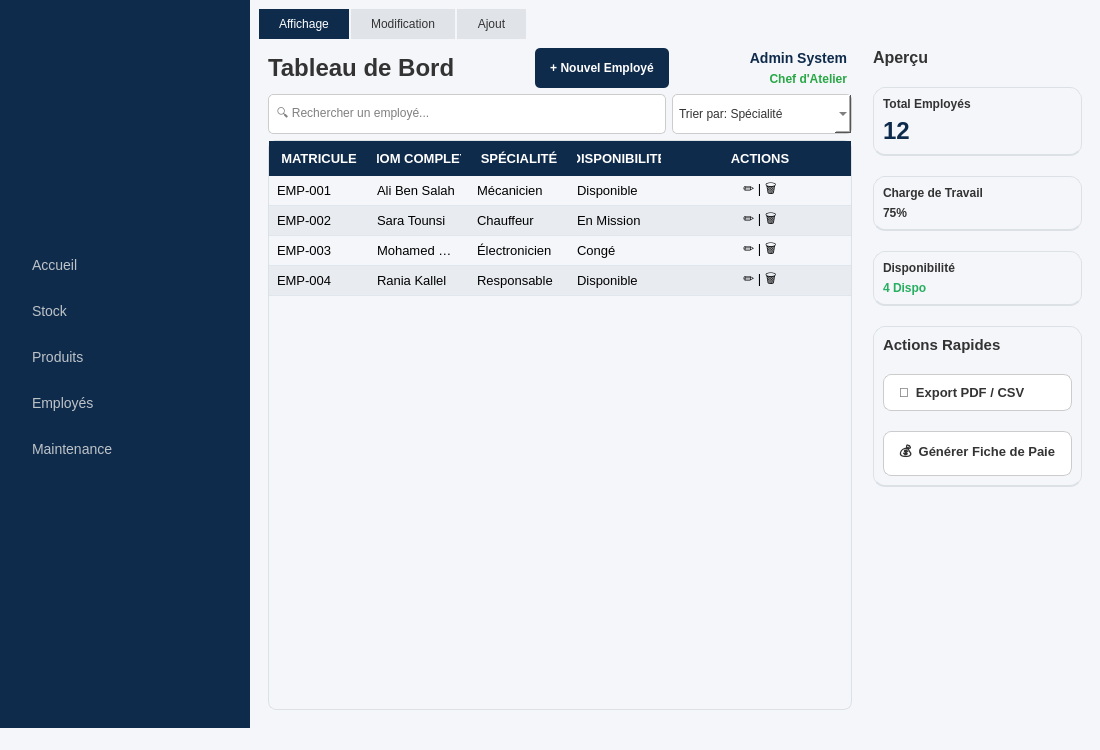
First picture: the form in mainwindow.ui, repository esprit-up-algo/projetcpp2526-s2-2a6-smart-waste-collection-2a6, before the edit.
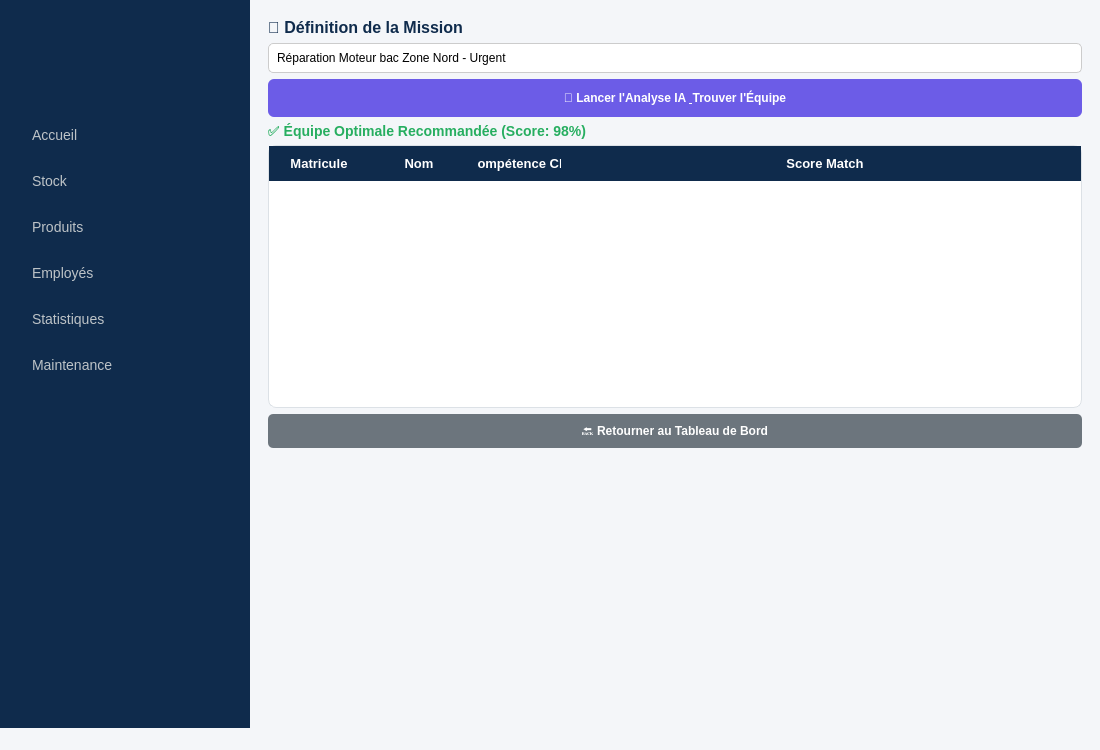
Second picture: the form after the edit. The open tabs and pages were chosen to show the change. Icons and pictures are not drawn. Custom widgets are drawn as their Qt base class.

Commit message: l ajout de dashboards et quelque fonctionalité

```diff
--- a/mainwindow.ui
+++ b/mainwindow.ui
@@ -14,11 +14,9 @@
    <string>WasteGuard - Gestion des Employés</string>
   </property>
   <property name="styleSheet">
-   <string notr="true">/* ======================================================= */
-/* 1. CONFIGURATION GÉNÉRALE */
-/* ======================================================= */
+   <string notr="true">
 QMainWindow, QWidget {
-    background-color: #f4f6f9; /* Couleur de fond principale */
+    background-color: #f4f6f9; 
     font-family: &quot;Segoe UI&quot;, sans-serif;
 }
 
@@ -27,9 +25,6 @@
     font-weight: 600;
 }
 
-/* ======================================================= */
-/* 2. SIDEBAR (MENU GAUCHE) */
-/* ======================================================= */
 QFrame#sidebar {
     background-color: #0f2b4c;
     border: none;
@@ -39,7 +34,6 @@
     background-color: transparent; 
 }
 
-/* LOGO */
 QLabel#label_logo {
     background-color: transparent !important;
     border: none;
@@ -60,10 +54,6 @@
     border-left: 3px solid #3498db;
 }
 
-/* ======================================================= */
-/* 3. CARTES (CARDS) - FIX FOND NOIR */
-/* ======================================================= */
-/* J'ai ajouté statCard_2 et statCard_3 à la liste pour qu'elles soient blanches */
 QFrame#statCard, QFrame#statCard_2, QFrame#statCard_3, QFrame#actionCard, QFrame#cardFrame, QFrame#cardFrame_2 { 
     background-color: #f4f6f9;
     border-radius: 12px;
@@ -77,10 +67,7 @@
     color: #0f2b4c !important;
 }
 
-/* ======================================================= */
-/* 4. BOUTONS */
-/* ======================================================= */
-QPushButton#btnExport, QPushButton#btnFichePaie {
+QPushButton#btnExport, QPushButton#btnFichePaie, QPushButton#btnGoMission, QPushButton#btnGoPointage, QPushButton#btnGoStats {
     background-color: #ffffff;
     color: #333333 !important;
     border: 1px solid #cccccc;
@@ -139,7 +126,6 @@
     background-color: #c82333;
 }
 
-/* STYLE POUR LE BOUTON PHOTO */
 QPushButton#btnUploadPhoto, QPushButton#btnUploadPhoto_Ajout {
     background-color: #ffffff;
     color: #0f2b4c !important;
@@ -154,9 +140,6 @@
     border: 1px solid #0f2b4c;
 }
 
-/* ======================================================= */
-/* 5. TABLEAU */
-/* ======================================================= */
 QTableWidget {
     background-color: #f4f6f9;
     alternate-background-color: #e8ebf0;
@@ -184,9 +167,6 @@
     font-size: 13px;
 }
 
-/* ======================================================= */
-/* 6. INPUTS &amp; COMBOBOX */
-/* ======================================================= */
 QLineEdit {
     background-color: #ffffff;
     color: #000000;
@@ -235,9 +215,6 @@
     color: white !important;
 }
 
-/* ======================================================= */
-/* 7. PROFIL UTILISATEUR (HEADER) */
-/* ======================================================= */
 QLabel#lblUserName, QLabel#lblUserName_Modif, QLabel#lblUserName_Ajout {
     font-size: 14px;
     font-weight: bold;
@@ -250,9 +227,48 @@
     margin-top: -2px;
 }
 
-/* ======================================================= */
-/* 8. SLIDER STYLE */
-/* ======================================================= */
+/* Style Spécifique pour l'onglet Mission */
+QPushButton#btnAnalyser {
+    background-color: #6c5ce7;
+    color: white;
+    font-weight: bold;
+    padding: 12px;
+    border-radius: 6px;
+}
+QPushButton#btnAnalyser:hover {
+    background-color: #5b4cc4;
+}
+QLabel#lblTitreMission {
+    font-size: 16px;
+    color: #0f2b4c !important;
+}
+QLabel#lblResultat {
+    font-size: 14px;
+    color: #27ae60 !important;
+}
+
+/* Style pour l'onglet Pointage */
+QLabel#lblStatutRFID {
+    background-color: #ecf0f1;
+    color: #7f8c8d;
+    font-size: 24px;
+    font-weight: bold;
+    border-radius: 10px;
+    padding: 20px;
+    border: 2px dashed #bdc3c7;
+}
+QPushButton#btnSimulerBadge {
+    background-color: #e67e22;
+    color: white;
+    font-weight: bold;
+    padding: 10px;
+    border-radius: 5px;
+    margin-top: 10px;
+}
+QPushButton#btnSimulerBadge:hover {
+    background-color: #d35400;
+}
+
 QSlider::groove:horizontal {
     border: 1px solid #cccccc;
     height: 8px;
@@ -347,13 +363,20 @@
          </property>
         </widget>
        </item>
-       <item>
-        <widget class="QPushButton" name="btnEmployes">
-         <property name="text">
-          <string>Employés</string>
-         </property>
-        </widget>
-       </item>
+        <item>
+         <widget class="QPushButton" name="btnEmployes">
+          <property name="text">
+           <string>Employés</string>
+          </property>
+         </widget>
+        </item>
+        <item>
+         <widget class="QPushButton" name="btnStatistiques">
+          <property name="text">
+           <string>Statistiques</string>
+          </property>
+         </widget>
+        </item>
        <item>
         <widget class="QPushButton" name="btnMaintenance">
          <property name="text">
@@ -367,12 +390,12 @@
           <enum>Qt::Orientation::Vertical</enum>
          </property>
          <property name="sizeType">
-          <enum>QSizePolicy::Policy::Preferred</enum>
+          <enum>QSizePolicy::Policy::Expanding</enum>
          </property>
          <property name="sizeHint" stdset="0">
           <size>
            <width>20</width>
-           <height>250</height>
+           <height>40</height>
           </size>
          </property>
         </spacer>
@@ -384,7 +407,7 @@
      <widget class="QWidget" name="contentArea" native="true">
       <layout class="QVBoxLayout" name="verticalLayout_Main">
        <item>
-        <widget class="QTabWidget" name="tabWidget">
+        <widget class="QStackedWidget" name="stackedWidget">
          <property name="currentIndex">
           <number>1</number>
          </property>
@@ -416,6 +439,9 @@
                  <property name="orientation">
                   <enum>Qt::Orientation::Horizontal</enum>
                  </property>
+                 <property name="sizeType">
+                  <enum>QSizePolicy::Policy::Expanding</enum>
+                 </property>
                  <property name="sizeHint" stdset="0">
                   <size>
                    <width>40</width>
@@ -445,6 +471,9 @@
                  <property name="orientation">
                   <enum>Qt::Orientation::Horizontal</enum>
                  </property>
+                 <property name="sizeType">
+                  <enum>QSizePolicy::Policy::Fixed</enum>
+                 </property>
                  <property name="sizeHint" stdset="0">
                   <size>
                    <width>20</width>
@@ -780,12 +809,12 @@
                 <item>
                  <widget class="QLabel" name="label_12">
                   <property name="text">
-                   <string>Charge de Travail</string>
+                   <string>Charge de Travail de l equipe</string>
                   </property>
                  </widget>
                 </item>
                 <item>
-                 <widget class="QLabel" name="lblStatNumber">
+                 <widget class="QLabel" name="lblStatWorkload">
                   <property name="text">
                    <string>75%</string>
                   </property>
@@ -808,7 +837,7 @@
                  </widget>
                 </item>
                 <item>
-                 <widget class="QLabel" name="lblStatNumber">
+                 <widget class="QLabel" name="lblStatAvailability">
                   <property name="styleSheet">
                    <string notr="true">color: #27ae60 !important;</string>
                   </property>
@@ -849,7 +878,7 @@
                    <cursorShape>PointingHandCursor</cursorShape>
                   </property>
                   <property name="text">
-                   <string>📄  Export PDF / CSV</string>
+                   <string>📄  Tout les employees</string>
                   </property>
                  </widget>
                 </item>
@@ -871,6 +900,9 @@
                <property name="orientation">
                 <enum>Qt::Orientation::Vertical</enum>
                </property>
+               <property name="sizeType">
+                <enum>QSizePolicy::Policy::Expanding</enum>
+               </property>
                <property name="sizeHint" stdset="0">
                 <size>
                  <width>20</width>
@@ -1503,6 +1535,260 @@
            </item>
           </layout>
          </widget>
+         <widget class="QWidget" name="mission">
+          <attribute name="title">
+           <string>⚡ Affectation IA</string>
+          </attribute>
+          <layout class="QVBoxLayout" name="verticalLayout_Mission">
+           <item>
+            <widget class="QLabel" name="lblTitreMission">
+             <property name="text">
+              <string>📢 Définition de la Mission</string>
+             </property>
+            </widget>
+           </item>
+           <item>
+            <widget class="QLineEdit" name="txtMission">
+             <property name="text">
+              <string>Réparation Moteur bac Zone Nord - Urgent</string>
+             </property>
+             <property name="placeholderText">
+              <string>Ex: Réparation Moteur bac Urgent...</string>
+             </property>
+            </widget>
+           </item>
+           <item>
+            <widget class="QPushButton" name="btnAnalyser">
+             <property name="cursor">
+              <cursorShape>PointingHandCursor</cursorShape>
+             </property>
+             <property name="text">
+              <string>🤖 Lancer l'Analyse IA &amp; Trouver l'Équipe</string>
+             </property>
+            </widget>
+           </item>
+           <item>
+            <widget class="QLabel" name="lblResultat">
+             <property name="text">
+              <string>✅ Équipe Optimale Recommandée (Score: 98%)</string>
+             </property>
+            </widget>
+           </item>
+           <item>
+            <widget class="QTableWidget" name="tableResultat">
+             <property name="styleSheet">
+              <string notr="true">background-color: white; gridline-color: #eee;</string>
+             </property>
+             <attribute name="horizontalHeaderStretchLastSection">
+              <bool>true</bool>
+             </attribute>
+             <attribute name="verticalHeaderVisible">
+              <bool>false</bool>
+             </attribute>
+             <column>
+              <property name="text">
+               <string>Matricule</string>
+              </property>
+             </column>
+             <column>
+              <property name="text">
+               <string>Nom</string>
+              </property>
+             </column>
+             <column>
+              <property name="text">
+               <string>Compétence Clé</string>
+              </property>
+             </column>
+             <column>
+              <property name="text">
+               <string>Score Match</string>
+              </property>
+             </column>
+            </widget>
+           </item>
+            <item>
+             <widget class="QPushButton" name="btnAnnulerMission">
+              <property name="cursor">
+               <cursorShape>PointingHandCursor</cursorShape>
+              </property>
+              <property name="text">
+               <string>🔙 Retourner au Tableau de Bord</string>
+              </property>
+              <property name="styleSheet">
+               <string notr="true">
+                background-color: #6c757d; 
+                color: white; 
+                padding: 10px; 
+                border-radius: 5px; 
+                font-weight: bold;
+               </string>
+              </property>
+             </widget>
+            </item>
+           <item>
+            <spacer name="verticalSpacer_Mission">
+             <property name="orientation">
+              <enum>Qt::Orientation::Vertical</enum>
+             </property>
+             <property name="sizeType">
+              <enum>QSizePolicy::Policy::Expanding</enum>
+             </property>
+             <property name="sizeHint" stdset="0">
+              <size>
+               <width>20</width>
+               <height>40</height>
+              </size>
+             </property>
+            </spacer>
+           </item>
+          </layout>
+         </widget>
+         <widget class="QWidget" name="pointage">
+          <attribute name="title">
+           <string>⏱️ Pointage</string>
+          </attribute>
+          <layout class="QVBoxLayout" name="verticalLayout_Pointage">
+           <item>
+            <widget class="QLabel" name="lblTitrePointage">
+             <property name="text">
+              <string>État du Lecteur RFID :</string>
+             </property>
+            </widget>
+           </item>
+           <item>
+            <widget class="QLabel" name="lblStatutRFID">
+             <property name="text">
+              <string>🕒 EN ATTENTE DE BADGE...</string>
+             </property>
+             <property name="alignment">
+              <set>Qt::AlignmentFlag::AlignCenter</set>
+             </property>
+            </widget>
+           </item>
+           <item>
+            <widget class="QPushButton" name="btnSimulerBadge">
+             <property name="cursor">
+              <cursorShape>PointingHandCursor</cursorShape>
+             </property>
+             <property name="text">
+              <string>🔮 Simuler un passage de badge (Démo)</string>
+             </property>
+            </widget>
+           </item>
+           <item>
+            <widget class="QLabel" name="lblLog">
+             <property name="text">
+              <string>📋 Historique des Entrées / Sorties (Aujourd'hui)</string>
+             </property>
+            </widget>
+           </item>
+           <item>
+            <widget class="QTableWidget" name="tablePointage">
+             <property name="styleSheet">
+              <string notr="true">background-color: white; gridline-color: #eee;</string>
+             </property>
+             <attribute name="horizontalHeaderStretchLastSection">
+              <bool>true</bool>
+             </attribute>
+             <attribute name="verticalHeaderVisible">
+              <bool>false</bool>
+             </attribute>
+             <column>
+              <property name="text">
+               <string>Heure</string>
+              </property>
+             </column>
+             <column>
+              <property name="text">
+               <string>ID Badge</string>
+              </property>
+             </column>
+             <column>
+              <property name="text">
+               <string>Employé</string>
+              </property>
+             </column>
+             <column>
+              <property name="text">
+               <string>Statut</string>
+              </property>
+             </column>
+            </widget>
+           </item>
+            <item>
+             <widget class="QPushButton" name="btnAnnulerPointage">
+              <property name="cursor">
+               <cursorShape>PointingHandCursor</cursorShape>
+              </property>
+              <property name="text">
+               <string>🔙 Retourner au Tableau de Bord</string>
+              </property>
+              <property name="styleSheet">
+               <string notr="true">
+                background-color: #6c757d; 
+                color: white; 
+                padding: 10px; 
+                border-radius: 5px; 
+                font-weight: bold;
+               </string>
+              </property>
+             </widget>
+            </item>
+           <item>
+            <spacer name="verticalSpacer_Pointage">
+             <property name="orientation">
+              <enum>Qt::Orientation::Vertical</enum>
+             </property>
+             <property name="sizeType">
+              <enum>QSizePolicy::Policy::Expanding</enum>
+             </property>
+             <property name="sizeHint" stdset="0">
+              <size>
+               <width>20</width>
+               <height>40</height>
+              </size>
+             </property>
+            </spacer>
+           </item>
+          </layout>
+         </widget>
+         <widget class="QWidget" name="statistiques">
+          <attribute name="title">
+           <string>📊 Statistiques</string>
+          </attribute>
+           <layout class="QVBoxLayout" name="verticalLayout_StatsPage">
+            <item>
+             <layout class="QHBoxLayout" name="horizontalLayout_Stats">
+              <item>
+               <widget class="QChartView" name="chartViewAbsence"/>
+              </item>
+              <item>
+               <widget class="QChartView" name="chartViewWorkload"/>
+              </item>
+             </layout>
+            </item>
+            <item>
+             <widget class="QPushButton" name="btnAnnulerStats">
+              <property name="cursor">
+               <cursorShape>PointingHandCursor</cursorShape>
+              </property>
+              <property name="text">
+               <string>🔙 Retourner au Tableau de Bord</string>
+              </property>
+              <property name="styleSheet">
+               <string notr="true">
+                background-color: #6c757d; 
+                color: white; 
+                padding: 10px; 
+                border-radius: 5px; 
+                font-weight: bold;
+               </string>
+              </property>
+             </widget>
+            </item>
+           </layout>
+         </widget>
         </widget>
        </item>
       </layout>
@@ -1522,6 +1808,13 @@
   </widget>
   <widget class="QStatusBar" name="statusbar"/>
  </widget>
+ <customwidgets>
+  <customwidget>
+   <class>QChartView</class>
+   <extends>QGraphicsView</extends>
+   <header>QtCharts</header>
+  </customwidget>
+ </customwidgets>
  <resources>
   <include location="logo.qrc"/>
  </resources>
```
Left out of the diff: 64 changed lines with no effect on the pictures. The commit also changes 693 other files.
